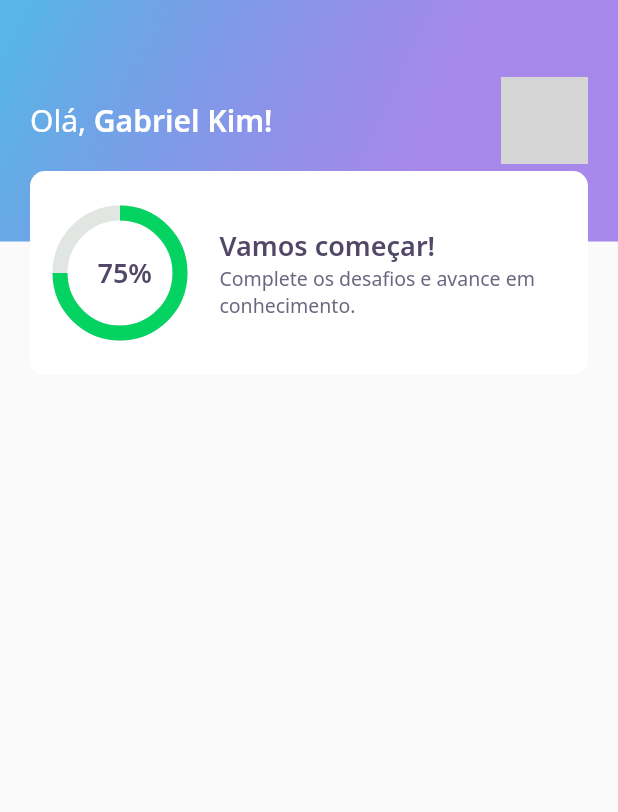
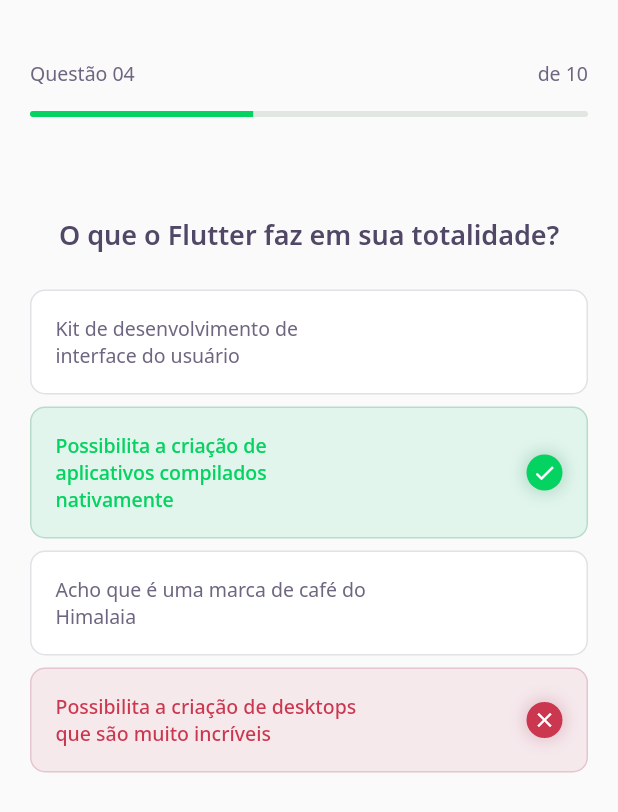
Before and after one commit to gabrielkim13/nlw5-dev-quiz, a Flutter app: the screen it shows after launch, on a phone screen of 412 x 824 dp. Shown: the top 812 px of the screen. Run offline on Flutter 3.47's test engine with Material 2 defaults, Android fonts, the phone set to English and light mode, and no system bars; our stand-ins replace google_fonts; grey boxes are pictures that could not be loaded.

Commit message:
2nd class - Finish Home page and its widgets. - Add Challenge page + QuestionIndicator, Quiz and Answer widgets.

```diff
--- /dev/null
+++ b/lib/challenge/challenge_page.dart
@@ -0,0 +1,31 @@
+import 'package:flutter/material.dart';
+
+import 'package:DevQuiz/challenge/widgets/question_indicator/question_indicator_widget.dart';
+import 'package:DevQuiz/challenge/widgets/quiz/quiz_widget.dart';
+
+class ChallengePage extends StatefulWidget {
+  @override
+  _ChallengePageState createState() => _ChallengePageState();
+}
+
+class _ChallengePageState extends State<ChallengePage> {
+  @override
+  Widget build(BuildContext context) {
+    return Scaffold(
+      appBar: PreferredSize(
+        preferredSize: Size.fromHeight(144),
+        child: SafeArea(
+          top: true,
+          child: Padding(
+            padding: EdgeInsets.symmetric(vertical: 40, horizontal: 20),
+            child: QuestionIndicatorWidget(current: 4, total: 10),
+          ),
+        ),
+      ),
+      body: Padding(
+        padding: const EdgeInsets.symmetric(horizontal: 20),
+        child: QuizWidget(title: 'O que o Flutter faz em sua totalidade?'),
+      ),
+    );
+  }
+}
--- /dev/null
+++ b/lib/challenge/widgets/answer/answer_widget.dart
@@ -0,0 +1,115 @@
+import 'package:DevQuiz/core/app_text_styles.dart';
+import 'package:flutter/material.dart';
+
+import 'package:DevQuiz/core/app_colors.dart';
+import 'package:google_fonts/google_fonts.dart';
+
+class AnswerWidget extends StatelessWidget {
+  final String answer;
+
+  final bool isCorrect;
+
+  final bool isSelected;
+
+  AnswerWidget(
+      {Key? key,
+      required this.answer,
+      required this.isCorrect,
+      required this.isSelected})
+      : super(key: key);
+
+  Color get cardColor {
+    if (this.isSelected && this.isCorrect) return AppColors.lightGreen;
+
+    if (this.isSelected && !this.isCorrect) return AppColors.lightRed;
+
+    return AppColors.white;
+  }
+
+  Color get borderColor {
+    if (this.isSelected && this.isCorrect) return AppColors.green;
+
+    if (this.isSelected && !this.isCorrect) return AppColors.red;
+
+    return AppColors.border;
+  }
+
+  TextStyle get textStyle {
+    if (this.isSelected && this.isCorrect) return AppTextStyles.bodyDarkGreen;
+
+    if (this.isSelected && !this.isCorrect) return AppTextStyles.bodyDarkRed;
+
+    return AppTextStyles.body;
+  }
+
+  Container get icon {
+    if (this.isSelected && this.isCorrect)
+      return Container(
+        width: 24,
+        height: 24,
+        decoration: BoxDecoration(
+          color: AppColors.darkGreen,
+          borderRadius: BorderRadius.circular(12),
+          boxShadow: [
+            BoxShadow(
+              color: AppColors.green,
+              blurRadius: 8,
+              spreadRadius: 2,
+            )
+          ],
+        ),
+        child: Icon(Icons.check, size: 16, color: AppColors.white),
+      );
+
+    if (this.isSelected && !this.isCorrect)
+      return Container(
+        width: 24,
+        height: 24,
+        decoration: BoxDecoration(
+          color: AppColors.darkRed,
+          borderRadius: BorderRadius.circular(12),
+          boxShadow: [
+            BoxShadow(
+              color: AppColors.red,
+              blurRadius: 8,
+              spreadRadius: 2,
+            )
+          ],
+        ),
+        child: Icon(Icons.clear, size: 16, color: AppColors.white),
+      );
+
+    return Container();
+  }
+
+  @override
+  Widget build(BuildContext context) {
+    return Padding(
+      padding: const EdgeInsets.only(bottom: 8),
+      child: Container(
+        decoration: BoxDecoration(
+          color: this.cardColor,
+          borderRadius: BorderRadius.circular(10),
+          border: Border.all(color: this.borderColor),
+        ),
+        child: Padding(
+          padding: const EdgeInsets.all(16),
+          child: Row(
+            mainAxisAlignment: MainAxisAlignment.spaceBetween,
+            crossAxisAlignment: CrossAxisAlignment.center,
+            children: [
+              Container(
+                constraints: BoxConstraints(maxWidth: 210),
+                child: Text(
+                  this.answer,
+                  style: this.textStyle,
+                ),
+              ),
+              this.icon,
+            ],
+          ),
+        ),
+      ),
+    );
+  }
+}
--- /dev/null
+++ b/lib/challenge/widgets/question_indicator/question_indicator_widget.dart
@@ -0,0 +1,45 @@
+import 'package:flutter/material.dart';
+
+import 'package:DevQuiz/core/app_text_styles.dart';
+
+import 'package:DevQuiz/shared/widgets/progress_indicator_widget.dart';
+
+class QuestionIndicatorWidget extends StatelessWidget {
+  final int current;
+
+  final int total;
+
+  QuestionIndicatorWidget(
+      {Key? key, required this.current, required this.total})
+      : super(key: key);
+
+  String _formatQuestionNumber(int questionNumber) =>
+      questionNumber >= 10 ? '$questionNumber' : '0$questionNumber';
+
+  @override
+  Widget build(BuildContext context) {
+    return Container(
+      child: Column(
+        children: [
+          Row(
+            mainAxisAlignment: MainAxisAlignment.spaceBetween,
+            children: [
+              Text(
+                'Questão ${this._formatQuestionNumber(current)}',
+                style: AppTextStyles.body,
+              ),
+              Text(
+                'de ${this._formatQuestionNumber(total)}',
+                style: AppTextStyles.body,
+              ),
+            ],
+          ),
+          Padding(
+            padding: const EdgeInsets.symmetric(vertical: 16),
+            child: ProgressIndicatorWidget(value: this.current / this.total),
+          ),
+        ],
+      ),
+    );
+  }
+}
--- /dev/null
+++ b/lib/challenge/widgets/quiz/quiz_widget.dart
@@ -0,0 +1,54 @@
+import 'package:DevQuiz/challenge/widgets/answer/answer_widget.dart';
+import 'package:flutter/material.dart';
+
+import 'package:DevQuiz/core/app_text_styles.dart';
+
+class QuizWidget extends StatelessWidget {
+  final String title;
+
+  QuizWidget({Key? key, required this.title}) : super(key: key);
+
+  @override
+  Widget build(BuildContext context) {
+    return Padding(
+      padding: const EdgeInsets.only(bottom: 8),
+      child: Container(
+        child: Column(
+          children: [
+            Text(
+              this.title,
+              style: AppTextStyles.heading,
+            ),
+            SizedBox(height: 24),
+            Column(
+              children: [
+                AnswerWidget(
+                  answer: 'Kit de desenvolvimento de interface do usuário',
+                  isCorrect: false,
+                  isSelected: false,
+                ),
+                AnswerWidget(
+                  answer:
+                      'Possibilita a criação de aplicativos compilados nativamente',
+                  isCorrect: true,
+                  isSelected: true,
+                ),
+                AnswerWidget(
+                  answer: 'Acho que é uma marca de café do Himalaia',
+                  isCorrect: false,
+                  isSelected: false,
+                ),
+                AnswerWidget(
+                  answer:
+                      'Possibilita a criação de desktops que são muito incríveis',
+                  isCorrect: false,
+                  isSelected: true,
+                ),
+              ],
+            )
+          ],
+        ),
+      ),
+    );
+  }
+}
--- a/lib/core/app_widget.dart
+++ b/lib/core/app_widget.dart
@@ -1,13 +1,15 @@
+import 'package:flutter/material.dart';
+
+import 'package:DevQuiz/splash/splash_page.dart';
 import 'package:DevQuiz/home/home_page.dart';
-import 'package:DevQuiz/splash/splash_page.dart';
-import 'package:flutter/material.dart';
+import 'package:DevQuiz/challenge/challenge_page.dart';
 
 class AppWidget extends StatelessWidget {
   @override
   Widget build(BuildContext context) {
     return MaterialApp(
       title: "DevQuiz",
-      home: HomePage(),
+      home: ChallengePage(),
     );
   }
 }
--- a/lib/home/widgets/appbar/app_bar_widget.dart
+++ b/lib/home/widgets/appbar/app_bar_widget.dart
@@ -6,7 +6,7 @@
 class AppBarWidget extends PreferredSize {
   AppBarWidget()
       : super(
-          preferredSize: Size.fromHeight(250),
+          preferredSize: Size.fromHeight(240),
           child: Container(
             child: Stack(
               children: [
--- a/lib/home/widgets/score_card/score_card_widget.dart
+++ b/lib/home/widgets/score_card/score_card_widget.dart
@@ -14,21 +14,25 @@
           decoration: BoxDecoration(
             color: AppColors.white,
             borderRadius: BorderRadius.circular(10),
+            border: Border.all(
+              width: 1,
+              color: AppColors.border,
+            ),
           ),
           child: Row(
             crossAxisAlignment: CrossAxisAlignment.center,
             children: [
               Expanded(
-                flex: 2,
+                flex: 3,
                 child: Padding(
-                  padding: const EdgeInsets.only(left: 20),
+                  padding: const EdgeInsets.only(left: 24),
                   child: ChartWidget(),
                 ),
               ),
               Expanded(
-                flex: 5,
+                flex: 7,
                 child: Padding(
-                  padding: const EdgeInsets.only(left: 20),
+                  padding: const EdgeInsets.only(left: 24, right: 42),
                   child: Column(
                     mainAxisAlignment: MainAxisAlignment.center,
                     crossAxisAlignment: CrossAxisAlignment.start,
@@ -38,7 +42,7 @@
                         style: AppTextStyles.heading,
                       ),
                       Text(
-                        'Complete os desafios e avance em conhecimento.',
+                        'Complete os desafios e avance em conhecimento',
                         style: AppTextStyles.body,
                       ),
                     ],
--- /dev/null
+++ b/lib/shared/widgets/progress_indicator_widget.dart
@@ -0,0 +1,21 @@
+import 'package:flutter/material.dart';
+
+import 'package:DevQuiz/core/app_colors.dart';
+
+class ProgressIndicatorWidget extends StatelessWidget {
+  final double value;
+
+  ProgressIndicatorWidget({Key? key, required this.value}) : super(key: key);
+
+  @override
+  Widget build(BuildContext context) {
+    return ClipRRect(
+      borderRadius: BorderRadius.circular(2),
+      child: LinearProgressIndicator(
+        value: this.value,
+        backgroundColor: AppColors.chartSecondary,
+        valueColor: AlwaysStoppedAnimation<Color>(AppColors.chartPrimary),
+      ),
+    );
+  }
+}
```
Also changed, not shown: lib/home/home_page.dart (+69 -0 lines), lib/home/widgets/level_button/level_button_widget.dart (added, +68 -0 lines), lib/home/widgets/quiz_card/quiz_card_widget.dart (added, +81 -0 lines).
